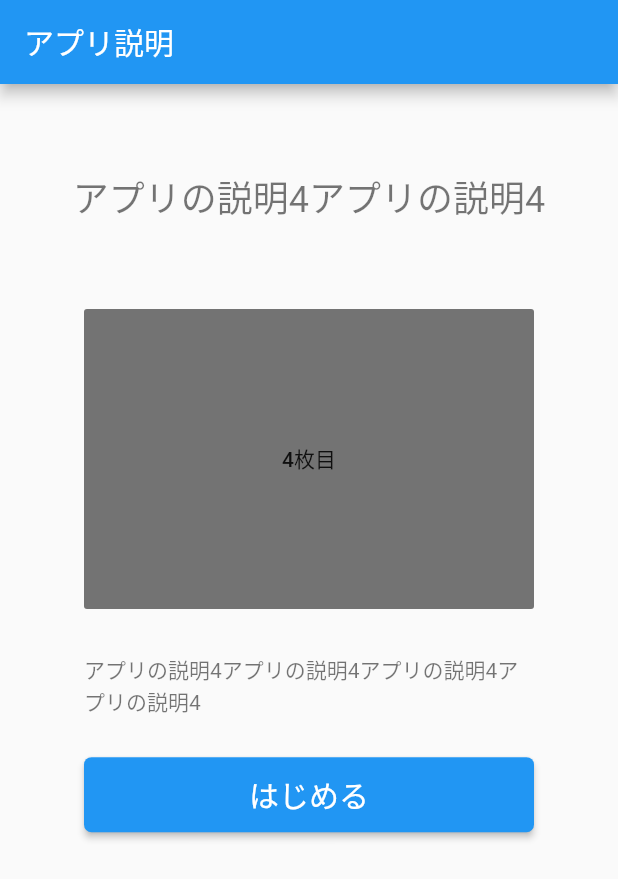
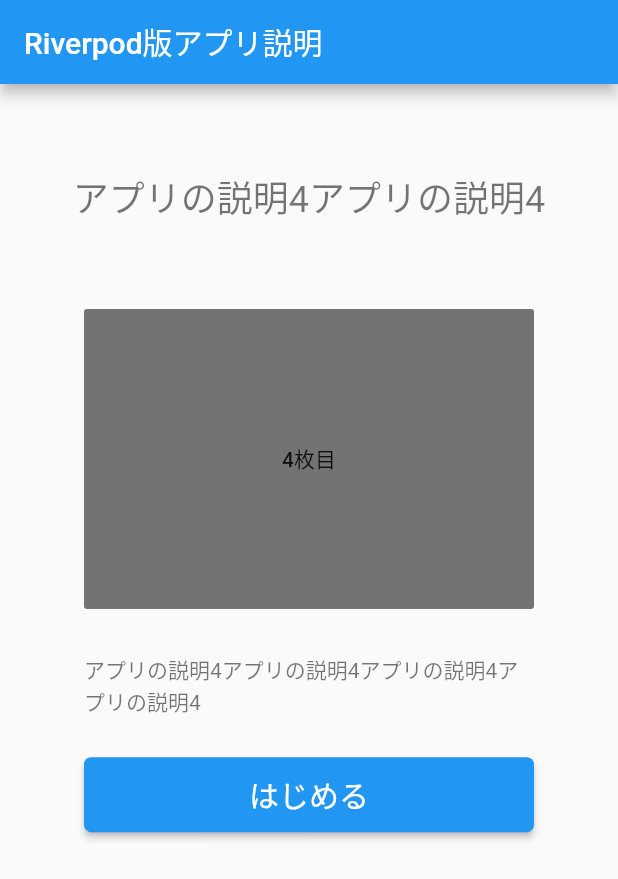
Before and after one commit to JUNKI555/flutter_practice10, a Flutter app: the screen it shows after launch, swiped to page 4, on a phone screen of 412 x 824 dp. Shown: the top 879 px of the screen. Run offline on Flutter 3.47's test engine with Material 2 defaults, Android fonts, the phone set to English and light mode, and no system bars; our stand-ins replace flutter_riverpod; missing offline and left inert: flutter_page_indicator.

Commit message:
:sparkles: add InstructionPage by Riverpod

```diff
--- a/lib/main.dart
+++ b/lib/main.dart
@@ -1,5 +1,7 @@
 import 'package:flutter/material.dart';
 import 'package:flutter_practice10/views/screens/root_page.dart';
+import 'package:flutter_practice10/views/screens/riverpod_instruction_page.dart';
+import 'package:flutter_riverpod/flutter_riverpod.dart';
 
 void main() {
   runApp(MyApp());
@@ -8,13 +10,15 @@ void main() {
 class MyApp extends StatelessWidget {
   @override
   Widget build(BuildContext context) {
-    return MaterialApp(
-      title: 'PageView Demo',
-      theme: ThemeData(
-        primarySwatch: Colors.blue,
-        visualDensity: VisualDensity.adaptivePlatformDensity,
+    return ProviderScope(
+      child: MaterialApp(
+        title: 'PageView Demo',
+        theme: ThemeData(
+          primarySwatch: Colors.blue,
+          visualDensity: VisualDensity.adaptivePlatformDensity,
+        ),
+        home: RiverpodInstructionPage(),
       ),
-      home: RootPage(),
     );
   }
 }
--- /dev/null
+++ b/lib/views/screens/riverpod_instruction_page.dart
@@ -0,0 +1,123 @@
+import 'package:flutter/material.dart';
+import 'package:flutter_page_indicator/flutter_page_indicator.dart';
+import 'package:flutter_riverpod/flutter_riverpod.dart';
+import '../widgets/instruction_widget.dart';
+
+final isFinalPageProvider = StateProvider<bool>((ref) => false);
+
+class RiverpodInstructionPage extends StatelessWidget {
+  @override
+  Widget build(BuildContext context) {
+    final pageController = new PageController();
+
+    final pageList = <Widget>[
+      Instruction(
+        context,
+        'アプリの説明1アプリの説明1',
+        '1枚目',
+        'アプリの説明1アプリの説明1アプリの説明1アプリの説明1',
+      ),
+      Instruction(
+        context,
+        'アプリの説明2アプリの説明2',
+        '2枚目',
+        'アプリの説明2アプリの説明2アプリの説明2アプリの説明2',
+      ),
+      Instruction(
+        context,
+        'アプリの説明3アプリの説明3',
+        '3枚目',
+        'アプリの説明3アプリの説明3アプリの説明3アプリの説明3',
+      ),
+      Instruction(
+        context,
+        'アプリの説明4アプリの説明4',
+        '4枚目',
+        'アプリの説明4アプリの説明4アプリの説明4アプリの説明4',
+      ),
+    ];
+
+    return Consumer(
+      builder: (context, watch, child) {
+        final isFinalPage = watch(isFinalPageProvider);
+
+        return Scaffold(
+          appBar: AppBar(
+            title: const Text('Riverpod版アプリ説明'),
+          ),
+          body: Column(
+            /* Expanded は Column, Row, Flex のいずれかにラップされなければならない */
+            children: <Widget>[
+              /* PageViewの切り替え制御を全画面で行うためにExpanded */
+              Expanded(
+                /* 全画面のPageView, その上にPageIndicator(と最終ページのボタン)を重ねるためにStack */
+                child: Stack(
+                  children: <Widget>[
+                    PageView(
+                      scrollDirection: Axis.horizontal,
+                      controller: pageController,
+                      children: pageList,
+                      onPageChanged: (pageCount) {
+                        if (pageCount + 1 == pageList.length) {
+                          isFinalPage.state = true;
+                        } else {
+                          isFinalPage.state = false;
+                        }
+                      },
+                    ),
+                    Align(
+                      alignment: const Alignment(0, 0.25),
+                      child: AnimatedOpacity(
+                        opacity: isFinalPage.state ? 0.0 : 1.0,
+                        duration: const Duration(microseconds: 500),
+                        child: PageIndicator(
+                          layout: PageIndicatorLayout.NONE,
+                          size: 20,
+                          activeSize: 30,
+                          controller: pageController,
+                          space: 20,
+                          count: 4,
+                          color: Colors.black,
+                          activeColor: Colors.red,
+                        ),
+                      ),
+                    ),
+                    Align(
+                      alignment: const Alignment(0, 0.25),
+                      child: AnimatedOpacity(
+                        opacity: isFinalPage.state ? 1.0 : 0.0,
+                        duration: const Duration(microseconds: 500),
+                        child: SizedBox(
+                          width: 300,
+                          height: 50,
+                          child: RaisedButton(
+                            color: Colors.blue,
+                            onPressed: () {
+                              Navigator.pushNamed(context, '/hello');
+                            },
+                            shape: const RoundedRectangleBorder(
+                              borderRadius: BorderRadius.all(
+                                Radius.circular(5),
+                              ),
+                            ),
+                            child: const Text(
+                              'はじめる',
+                              style: TextStyle(
+                                fontSize: 20,
+                                color: Colors.white,
+                              ),
+                            ),
+                          ),
+                        ),
+                      ),
+                    ),
+                  ],
+                ),
+              ),
+            ],
+          ),
+        );
+      },
+    );
+  }
+}
```
